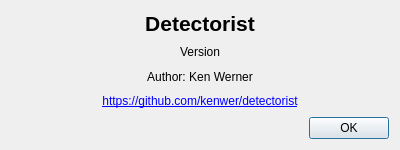
Old version of the form detectorist/about_dialog.ui in the repository kenwer/detectorist.
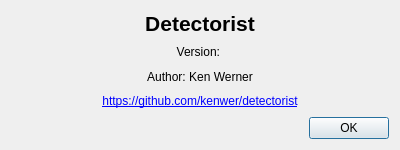
New version of the form.

Commit message: Use column to separate the version string

Patch:
```diff
--- a/detectorist/about_dialog.ui
+++ b/detectorist/about_dialog.ui
@@ -34,7 +34,7 @@
    <item>
     <widget class="QLabel" name="versionLabel">
      <property name="text">
-      <string>Version</string>
+      <string>Version: </string>
      </property>
      <property name="alignment">
       <set>Qt::AlignCenter</set>
```
The commit also changes 2 other files.
